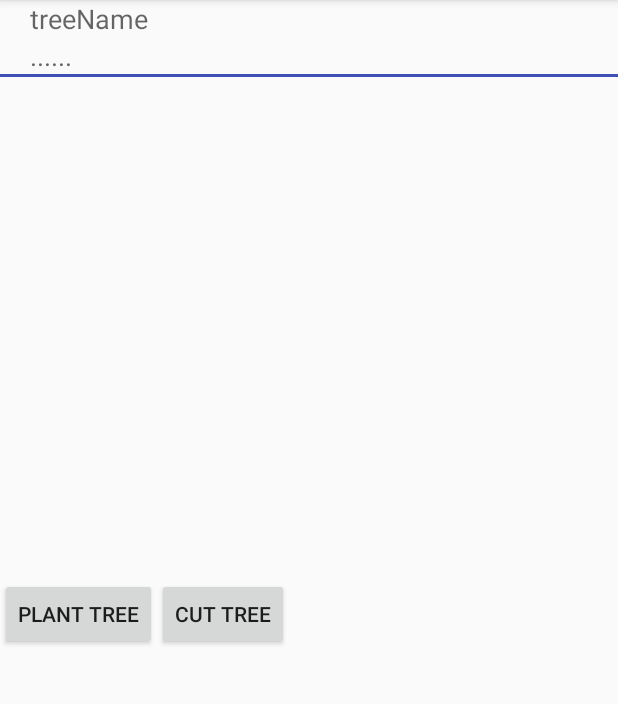
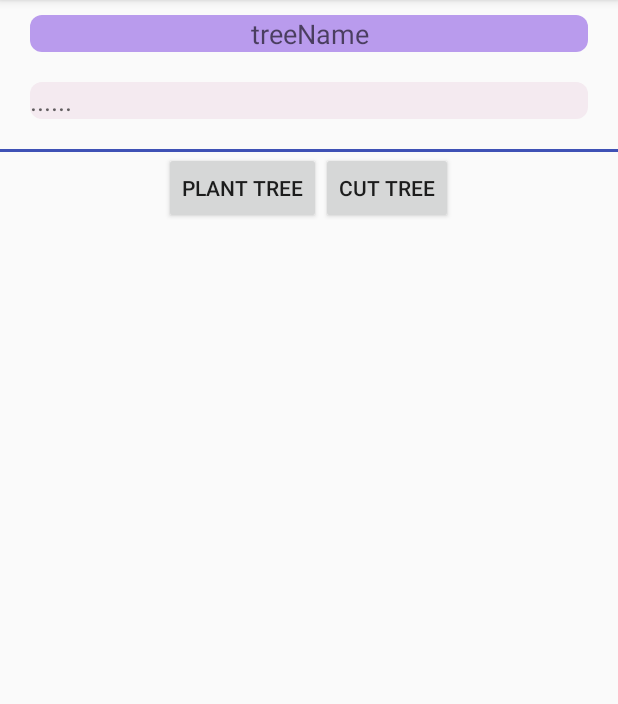
Before and after one commit to xinlinli/woidomTree, an Android app: the screen it shows after launch (WisDomForestActivity), after a tap on "CUT TREE", on a phone screen of 412 x 824 dp, the part 84-788 px from its top. Run offline under Robolectric (Android 15) with nearby library versions, the phone set to English and light mode, and no system bars; our stand-ins replace ButterKnife; libraries missing offline, so code that uses them is left out: org.greenrobot.greendao; 9 statements that could not run were skipped.

```diff
--- a/WisdomTree/app/src/main/java/com/xinlin/wisdomtree/WisDomForestActivity.java
+++ b/WisdomTree/app/src/main/java/com/xinlin/wisdomtree/WisDomForestActivity.java
@@ -19,6 +19,7 @@ import com.xinlin.wisdomtree.entity.Forest;
 import com.xinlin.wisdomtree.entity.Tree;
 import com.xinlin.wisdomtree.utils.SharedUtils;
 
+import java.util.ArrayList;
 import java.util.List;
 
 import butterknife.BindView;
@@ -44,6 +45,7 @@ public class WisDomForestActivity extends AppCompatActivity {
     private TreeDao treeDao;
     private Forest forest;
     private List<Tree> trees;
+    private Tree tree;
     private CommonAdapter<Tree> adapter;
     private DaoMaster daoMaster;
 
@@ -82,7 +84,6 @@ public class WisDomForestActivity extends AppCompatActivity {
         queryTrees();
 
 
-
     }
 
     private void queryTrees() {
@@ -91,10 +92,18 @@ public class WisDomForestActivity extends AppCompatActivity {
         forestDao = daoSession.getForestDao();
         forest = forestDao.queryBuilder().build().unique();
 //        Log.d(TAG, "initData: " + forest.getName() + forest.getDetail() + forest.getId() + forest.getTrees());
-        trees = forest.getTrees();
-        if(adapter !=null){
-            adapter.setList(trees);
-            int a =  adapter.getCount();
+        trees = new ArrayList<>();
+        List<Tree> treesTemp = forest.getTrees();
+        if(forest!=null&&treesTemp!=null){
+            int size = treesTemp.size();
+            for(int i=0;i<size;i++)
+           trees.add(treesTemp.get(size-i-1));
+       }
+
+
+        if (adapter != null) {
+            adapter.setList(this.trees);
+            int a = adapter.getCount();
             adapter.notifyDataSetChanged();
         }
 
@@ -105,9 +114,16 @@ public class WisDomForestActivity extends AppCompatActivity {
             @Override
             public void onItemClick(AdapterView<?> parent, View view, int position, long id) {
                 adapter.setSelectItem(position);
+                tree = adapter.getList().get(position);
+                showSelectedTree(tree);
 
             }
         });
+    }
+
+    private void showSelectedTree(Tree tree) {
+        etTreeName.setText(tree.getName());
+        etTreeDetail.setText(tree.getDetail());
     }
 
 
@@ -115,16 +131,17 @@ public class WisDomForestActivity extends AppCompatActivity {
     public void onBtnAddTreeClicked() {
         String treeName = etTreeName.getText().toString();
         String treeDetail = etTreeDetail.getText().toString();
-        if(treeName !=null && !"".equals(treeName)){
-            Tree tree = new Tree(null, treeName, treeDetail, forest.getId());
+        if (treeName != null && !"".equals(treeName)) {
+            tree = new Tree(null, treeName, treeDetail, forest.getId());
             try {
-                treeDao.insert(tree);
+                treeDao.insertOrReplace(tree);
+                adapter.setSelectItem(-1);
                 queryTrees();
 
             } catch (Exception e) {
                 etTreeName.setText("name already exist");
             }
-        }else{
+        } else {
             Toast.makeText(this, "name empty", Toast.LENGTH_SHORT).show();
         }
 
@@ -132,5 +149,14 @@ public class WisDomForestActivity extends AppCompatActivity {
 
     @OnClick(R.id.btn_delete_tree)
     public void onViewClicked() {
+        if (tree != null) {
+            try {
+                treeDao.delete(tree);
+                adapter.setSelectItem(-1);
+                queryTrees();
+            } catch (Exception e) {
+                e.printStackTrace();
+            }
+        }
     }
 }
--- /dev/null
+++ b/WisdomTree/app/src/main/res/drawable/corner_rectangle_gray.xml
@@ -0,0 +1,8 @@
+<?xml version="1.0" encoding="utf-8"?>
+<shape xmlns:android="http://schemas.android.com/apk/res/android">
+    <solid android:color="@color/color_f4f4f4" />
+    <corners android:topLeftRadius="8dp"
+        android:topRightRadius="8dp"
+        android:bottomRightRadius="8dp"
+        android:bottomLeftRadius="8dp"/>
+    </shape>
--- /dev/null
+++ b/WisdomTree/app/src/main/res/drawable/corner_rectangle_purple.xml
@@ -0,0 +1,8 @@
+<?xml version="1.0" encoding="utf-8"?>
+<shape xmlns:android="http://schemas.android.com/apk/res/android">
+    <solid android:color="@color/colorPurple" />
+    <corners android:topLeftRadius="8dp"
+        android:topRightRadius="8dp"
+        android:bottomRightRadius="8dp"
+        android:bottomLeftRadius="8dp"/>
+    </shape>
--- a/WisdomTree/app/src/main/res/layout/activity_wis_dom_forest.xml
+++ b/WisdomTree/app/src/main/res/layout/activity_wis_dom_forest.xml
@@ -8,39 +8,39 @@
     tools:context="com.xinlin.wisdomtree.WisDomForestActivity">
 
     <EditText
+        android:gravity="center"
+        android:layout_marginTop="10dp"
         android:id="@+id/et_tree_name"
         android:layout_width="match_parent"
         android:layout_height="wrap_content"
         android:layout_gravity="center"
         android:layout_marginLeft="20dp"
         android:layout_marginRight="20dp"
-        android:background="@null"
+        android:background="@drawable/corner_rectangle_purple"
         android:hint="treeName"
         android:singleLine="true"
         android:textCursorDrawable="@color/colorPrimary" />
 
     <EditText
+        android:layout_marginTop="20dp"
         android:id="@+id/et_tree_detail"
-        android:layout_width="wrap_content"
+        android:layout_width="match_parent"
         android:layout_height="wrap_content"
         android:layout_marginLeft="20dp"
         android:layout_marginRight="20dp"
-        android:background="@null"
+        android:background="@drawable/corner_rectangle_gray"
         android:hint="......"
         android:textCursorDrawable="@color/colorPrimary" />
     <View
+        android:layout_marginTop="20dp"
         android:background="@color/colorPrimary"
         android:layout_width="match_parent"
         android:layout_height="2dp"/>
 
-    <ListView
-        android:id="@+id/lv_forest"
+    <LinearLayout
+        android:gravity="center"
         android:layout_width="match_parent"
-        android:layout_height="wrap_content"></ListView>
-
-    <LinearLayout
-        android:layout_width="match_parent"
-        android:layout_height="match_parent">
+        android:layout_height="wrap_content">
 
         <Button
             android:id="@+id/btn_add_tree"
@@ -57,5 +57,11 @@
             android:text="cut tree" />
     </LinearLayout>
 
+    <ListView
+        android:id="@+id/lv_forest"
+        android:layout_width="match_parent"
+        android:layout_height="wrap_content"></ListView>
+
+
 
 </LinearLayout>
--- a/WisdomTree/app/src/main/res/layout/item_common_layout.xml
+++ b/WisdomTree/app/src/main/res/layout/item_common_layout.xml
@@ -1,6 +1,9 @@
 <?xml version="1.0" encoding="utf-8"?>
 <LinearLayout xmlns:android="http://schemas.android.com/apk/res/android"
-    android:orientation="vertical" android:layout_width="match_parent"
+    android:orientation="vertical"
+    android:layout_margin="8dp"
+    android:background="@drawable/corner_rectangle_green"
+    android:layout_width="match_parent"
     android:layout_height="match_parent">
     <TextView
         android:textColor="@color/colorGreen"
--- a/WisdomTree/app/src/main/res/values/colors.xml
+++ b/WisdomTree/app/src/main/res/values/colors.xml
@@ -3,6 +3,8 @@
     <color name="colorPrimary">#3F51B5</color>
     <color name="colorPrimaryDark">#303F9F</color>
     <color name="colorAccent">#FF4081</color>
-    <color name="colorGreen">#68c900</color>
+    <color name="colorGreen">#a686ce3a</color>
     <color name="colorWhite">#ffffff</color>
+    <color name="colorPurple">#978c5ae4</color>
+    <color name="color_f4f4f4">#f4eaf0</color>
 </resources>
```
Also changed, not shown: WisdomTree/app/src/main/res/drawable/corner_rectangle_green.xml (added, +8 -0 lines), 1 other file.
